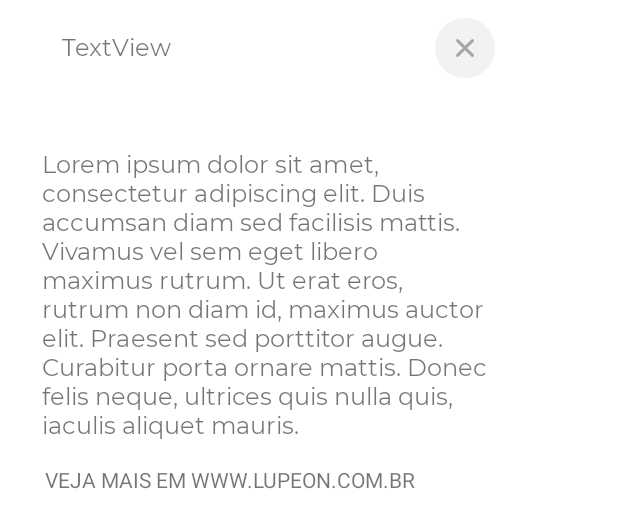
After one commit to Farenhights/Lupeon-Android, an Android app: the layout dialog_alert.xml on its own in the app's theme, with its tools: preview values and no code run, on a phone screen of 412 x 824 dp. The commit adds this screen. Shown: the top 528 px of the screen. Run offline under Robolectric (Android 15) with nearby library versions, the phone set to English and light mode, and no system bars.

Commit message:
AlertDialog

```diff
--- a/api/build.gradle
+++ b/api/build.gradle
@@ -20,12 +20,12 @@ dependencies {
 
     // Retrofit
     def retrofit_version = '2.9.0'
-    def okhttp_version = '4.9.0'
+    def okhttp_version = '5.0.0-alpha.2'
     implementation "com.squareup.retrofit2:retrofit:$retrofit_version"
     implementation "com.squareup.retrofit2:converter-gson:$retrofit_version"
     implementation "com.squareup.okhttp3:logging-interceptor:$okhttp_version"
     implementation "com.squareup.okhttp3:okhttp:$okhttp_version"
-    implementation 'com.google.code.gson:gson:2.8.6'
+    implementation 'com.google.code.gson:gson:2.8.7'
 
     testImplementation 'junit:junit:4.13.2'
     androidTestImplementation 'androidx.test.ext:junit:1.1.3'
--- a/app/build.gradle
+++ b/app/build.gradle
@@ -42,7 +42,7 @@ dependencies {
     implementation "androidx.core:core-ktx:$corektx_version"
     implementation "androidx.appcompat:appcompat:$appcompat_version"
     implementation 'com.google.android.material:material:1.4.0'
-    implementation 'androidx.constraintlayout:constraintlayout:2.0.4'
+    implementation 'androidx.constraintlayout:constraintlayout:2.1.0'
     implementation 'androidx.multidex:multidex:2.0.1'
 
     // Coroutines
--- a/app/src/main/java/br/com/henriktech/lupeon/ui/base/BaseFragment.kt
+++ b/app/src/main/java/br/com/henriktech/lupeon/ui/base/BaseFragment.kt
@@ -39,7 +39,3 @@ open class BaseFragment(id: Int) : Fragment(id) {
         startActivity(intent)
     }
 }
-
-interface IOnBackPressed {
-    fun onBackPressed(): Boolean
-}
--- a/app/src/main/java/br/com/henriktech/lupeon/ui/login/main/LoginMainFragment.kt
+++ b/app/src/main/java/br/com/henriktech/lupeon/ui/login/main/LoginMainFragment.kt
@@ -53,6 +53,11 @@ class LoginMainFragment : BaseFragment(R.layout.fragment_login) {
         startViewModel()
     }
 
+    override fun onStart() {
+        super.onStart()
+        loginProgressBar.visibility = View.GONE
+    }
+
     private fun startViewModel() {
         viewModelLogin.login.observe(viewLifecycleOwner, Observer { login ->
             if (login?.TipoUsuario != null) {
--- a/app/src/main/java/br/com/henriktech/lupeon/ui/profile/menu/ProfileAlertAdapter.kt
+++ b/app/src/main/java/br/com/henriktech/lupeon/ui/profile/menu/ProfileAlertAdapter.kt
@@ -8,15 +8,15 @@ import androidx.recyclerview.widget.RecyclerView
 import br.com.henriktech.lupeon.R
 import br.com.henriktech.lupeon.api.model.Alerta
 
-class ProfileAlertAdapter(private val alertList: ArrayList<Alerta>, private val itemClickListener: ProfileMenuFragment) :
+class ProfileAlertAdapter(private val alertList: ArrayList<Alerta>, private val itemClickListener: OnAlertClickListener) :
     RecyclerView.Adapter<ProfileAlertAdapter.ProfileAlertViewHolder>() {
 
-    override fun onCreateViewHolder(parent: ViewGroup, viewType: Int): ProfileAlertAdapter.ProfileAlertViewHolder {
+    override fun onCreateViewHolder(parent: ViewGroup, viewType: Int): ProfileAlertViewHolder {
         val view = LayoutInflater.from(parent.context).inflate(R.layout.view_alert, parent, false)
         return ProfileAlertViewHolder(view)
     }
 
-    override fun onBindViewHolder(holder: ProfileAlertAdapter.ProfileAlertViewHolder, position: Int) {
+    override fun onBindViewHolder(holder: ProfileAlertViewHolder, position: Int) {
         val alert = alertList[position]
         holder.bind(alert, itemClickListener)
     }
--- /dev/null
+++ b/app/src/main/res/drawable/ic_close.xml
@@ -0,0 +1,16 @@
+<vector xmlns:android="http://schemas.android.com/apk/res/android"
+    android:width="40dp"
+    android:height="40dp"
+    android:viewportWidth="40"
+    android:viewportHeight="40">
+  <path
+      android:pathData="M20,40C31.0457,40 40,31.0457 40,20C40,8.9543 31.0457,0 20,0C8.9543,0 0,8.9543 0,20C0,31.0457 8.9543,40 20,40Z"
+      android:fillColor="#F2F2F2"
+      android:fillType="evenOdd"/>
+  <path
+      android:pathData="M15.7569,14.3433L25.6564,24.2428A1,1 110.6193,0 1,25.6564 25.657L25.6564,25.657A1,1 110.6193,0 1,24.2422 25.657L14.3427,15.7575A1,1 0,0 1,14.3427 14.3433L14.3427,14.3433A1,1 0,0 1,15.7569 14.3433z"
+      android:fillColor="#A6A6A6"/>
+  <path
+      android:pathData="M25.6572,15.7574L15.7577,25.6569A1,1 90.0766,0 1,14.3435 25.6569L14.3435,25.6569A1,1 0,0 1,14.3435 24.2427L24.243,14.3432A1,1 103.7166,0 1,25.6572 14.3432L25.6572,14.3432A1,1 75.5321,0 1,25.6572 15.7574z"
+      android:fillColor="#A6A6A6"/>
+</vector>
--- /dev/null
+++ b/app/src/main/res/layout/dialog_alert.xml
@@ -0,0 +1,70 @@
+<?xml version="1.0" encoding="utf-8"?>
+<androidx.constraintlayout.widget.ConstraintLayout xmlns:android="http://schemas.android.com/apk/res/android"
+    xmlns:app="http://schemas.android.com/apk/res-auto"
+    xmlns:tools="http://schemas.android.com/tools"
+    android:layout_width="wrap_content"
+    android:layout_height="wrap_content"
+    android:background="@drawable/back_rectangle">
+
+    <ImageView
+        android:id="@+id/imageCloseDialog"
+        android:layout_width="wrap_content"
+        android:layout_height="wrap_content"
+        android:layout_marginStart="80dp"
+        android:layout_marginTop="12dp"
+        android:layout_marginEnd="12dp"
+        app:layout_constraintBottom_toTopOf="@+id/textDialogContent"
+        app:layout_constraintEnd_toEndOf="parent"
+        app:layout_constraintStart_toEndOf="@+id/textDialogTitle"
+        app:layout_constraintTop_toTopOf="parent"
+        app:layout_constraintVertical_bias="0.0"
+        app:srcCompat="@drawable/ic_close" />
+
+    <TextView
+        android:id="@+id/textDialogTitle"
+        android:layout_width="wrap_content"
+        android:layout_height="wrap_content"
+        android:layout_marginStart="26dp"
+        android:layout_marginTop="20dp"
+        android:layout_marginEnd="80dp"
+        android:layout_marginBottom="28dp"
+        android:fontFamily="@font/montserrat_regular"
+        android:text="TextView"
+        android:textSize="16sp"
+        app:layout_constraintBottom_toTopOf="@+id/textDialogContent"
+        app:layout_constraintEnd_toStartOf="@+id/imageCloseDialog"
+        app:layout_constraintHorizontal_bias="0.0"
+        app:layout_constraintStart_toStartOf="parent"
+        app:layout_constraintTop_toTopOf="parent" />
+
+    <TextView
+        android:id="@+id/textDialogContent"
+        android:layout_width="0dp"
+        android:layout_height="wrap_content"
+        android:layout_marginStart="28dp"
+        android:layout_marginTop="28dp"
+        android:layout_marginEnd="32dp"
+        android:layout_marginBottom="8dp"
+        android:fontFamily="@font/montserrat_regular"
+        android:text="Lorem ipsum dolor sit amet, consectetur adipiscing elit. Duis accumsan diam sed facilisis mattis. Vivamus vel sem eget libero maximus rutrum. Ut erat eros, rutrum non diam id, maximus auctor elit. Praesent sed porttitor augue. Curabitur porta ornare mattis. Donec felis neque, ultrices quis nulla quis, iaculis aliquet mauris."
+        android:textSize="16sp"
+        app:layout_constraintBottom_toTopOf="@+id/textView4"
+        app:layout_constraintEnd_toEndOf="parent"
+        app:layout_constraintHorizontal_bias="0.0"
+        app:layout_constraintStart_toStartOf="parent"
+        app:layout_constraintTop_toBottomOf="@+id/textDialogTitle" />
+
+    <TextView
+        android:id="@+id/textView4"
+        android:layout_width="wrap_content"
+        android:layout_height="wrap_content"
+        android:layout_marginStart="30dp"
+        android:layout_marginTop="8dp"
+        android:layout_marginEnd="80dp"
+        android:layout_marginBottom="40dp"
+        android:text="VEJA MAIS EM WWW.LUPEON.COM.BR"
+        app:layout_constraintBottom_toBottomOf="parent"
+        app:layout_constraintEnd_toEndOf="parent"
+        app:layout_constraintStart_toStartOf="parent"
+        app:layout_constraintTop_toBottomOf="@+id/textDialogContent" />
+</androidx.constraintlayout.widget.ConstraintLayout>
--- a/build.gradle
+++ b/build.gradle
@@ -11,7 +11,7 @@ buildscript {
 
         kotlin_version = '1.5.20'
         corektx_version = '1.6.0'
-        appcompat_version = '1.3.0'
+        appcompat_version = '1.3.1'
         nav_version = '2.3.5'
         coroutines_version = '1.5.1'
         retrofit_version = '2.9.0'
```
Also changed, not shown: app/src/main/java/br/com/henriktech/lupeon/ui/profile/ProfileActivity.kt (+21 -1 lines), app/src/main/java/br/com/henriktech/lupeon/ui/profile/menu/ProfileMenuAdapter.kt (+3 -6 lines), app/src/main/java/br/com/henriktech/lupeon/ui/profile/menu/ProfileMenuFragment.kt (+11 -10 lines), app/src/main/res/layout/fragment_profile.xml (+7 -6 lines).
